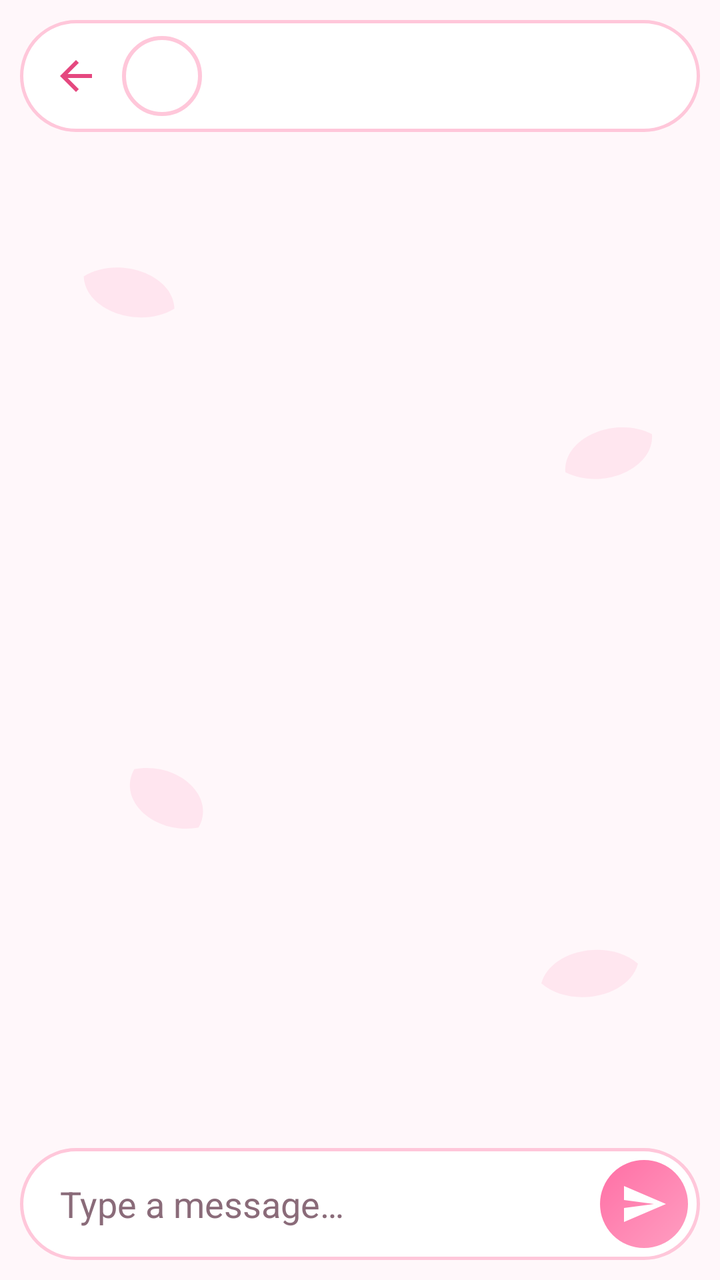
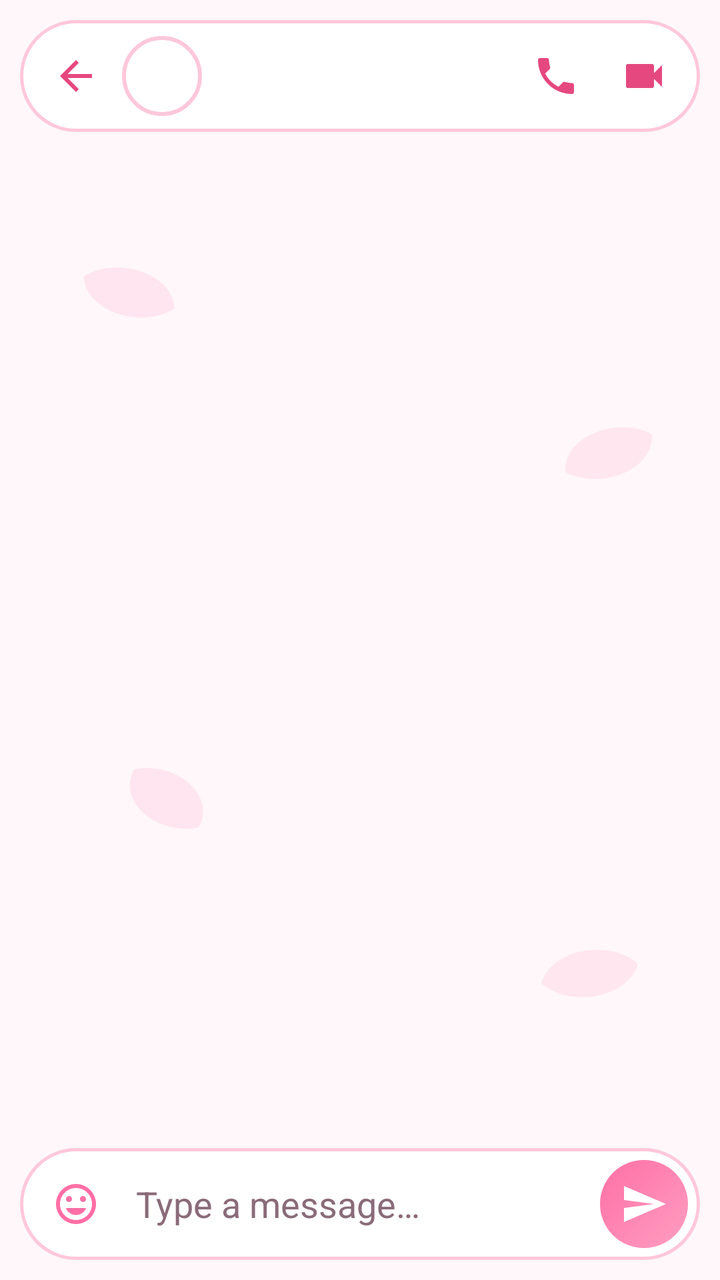

Two renders of the same Android screen: before a commit and after it. Below are the layout's source before the change and the commit's diff.
<!-- AndroidManifest.xml: application theme Theme.PulseChat -->
<!-- res/layout/activity_chat.xml -->
<?xml version="1.0" encoding="utf-8"?>
<LinearLayout xmlns:android="http://schemas.android.com/apk/res/android" xmlns:app="http://schemas.android.com/apk/res-auto"
    android:layout_width="match_parent" android:layout_height="match_parent"
    android:orientation="vertical">

    <LinearLayout android:layout_width="match_parent" android:layout_height="wrap_content"
        android:layout_margin="10dp" android:background="@drawable/bg_header_pill"
        android:gravity="center_vertical" android:orientation="horizontal" android:padding="6dp">
        <ImageButton android:id="@+id/btnBack" android:layout_width="44dp"
            android:layout_height="44dp" android:background="?attr/selectableItemBackgroundBorderless"
            android:contentDescription="Back" android:src="@drawable/ic_back"
            android:tint="@color/violet_dark" />
        <com.google.android.material.imageview.ShapeableImageView android:id="@+id/ivAvatar"
            android:layout_width="42dp" android:layout_height="42dp" app:shapeAppearanceOverlay="@style/CircleImage" app:strokeColor="@color/lavender_mid" app:strokeWidth="2dp" android:scaleType="centerCrop" android:padding="2dp" />
        <TextView android:id="@+id/tvName" android:layout_width="0dp"
            android:layout_height="wrap_content" android:layout_weight="1"
            android:layout_marginStart="12dp" android:textColor="@color/violet_dark"
            android:textSize="18sp" android:textStyle="bold" android:maxLines="1" />
    </LinearLayout>

    <TextView android:id="@+id/tvBanner" android:layout_width="match_parent"
        android:layout_height="wrap_content" android:background="@color/lavender_mid"
        android:gravity="center" android:padding="6dp" android:visibility="gone"
        android:text="You're offline. Messages will send when you reconnect."
        android:textColor="@color/text_primary" android:textSize="12sp" />

    <FrameLayout android:layout_width="match_parent" android:layout_height="0dp"
        android:layout_weight="1">
        <androidx.recyclerview.widget.RecyclerView android:id="@+id/rv"
            android:layout_width="match_parent" android:layout_height="match_parent"
            android:background="@drawable/bg_petals"
            android:clipToPadding="false" android:paddingVertical="8dp" />
        <ProgressBar android:id="@+id/progress" android:layout_width="wrap_content"
            android:layout_height="wrap_content" android:layout_gravity="center" />
        <TextView android:id="@+id/tvEmpty" android:layout_width="wrap_content"
            android:layout_height="wrap_content" android:layout_gravity="center"
            android:gravity="center" android:padding="32dp" android:visibility="gone"
            android:text="🌸\nNo messages yet\nSay hello!" android:textColor="@color/text_secondary"
            android:textSize="16sp" />
    </FrameLayout>

    <LinearLayout android:layout_width="match_parent" android:layout_height="wrap_content"
        android:layout_margin="10dp" android:background="@drawable/bg_header_pill"
        android:gravity="center_vertical" android:orientation="horizontal" android:padding="6dp">
        <EditText android:id="@+id/etMessage" android:layout_width="0dp"
            android:layout_height="wrap_content" android:layout_weight="1"
            android:background="@android:color/transparent" android:hint="Type a message…"
            android:inputType="textCapSentences|textMultiLine" android:maxLines="4"
            android:minHeight="44dp" android:paddingHorizontal="14dp"
            android:textColor="@color/text_primary" android:textColorHint="@color/text_secondary" />
        <ImageButton android:id="@+id/btnSend" android:layout_width="44dp"
            android:layout_height="44dp" android:layout_marginStart="6dp"
            android:background="@drawable/bg_avatar" android:contentDescription="Send"
            android:src="@drawable/ic_send" android:tint="@color/white" />
    </LinearLayout>
</LinearLayout>
<!-- resources referenced by this layout -->
<resources>
  <color name="lavender_mid">#FFC7DA</color>
  <color name="text_primary">#3A2430</color>
  <color name="text_secondary">#8A6B79</color>
  <color name="violet_dark">#E5487F</color>
  <color name="white">#FFFFFF</color>
  <!-- drawable bg_avatar (drawable) -->
  <shape xmlns:android="http://schemas.android.com/apk/res/android" android:shape="oval">
      <gradient android:angle="135" android:startColor="#FF9EC1" android:endColor="#FF6FA5" />
  </shape>
  <!-- drawable bg_header_pill (drawable) -->
  <shape xmlns:android="http://schemas.android.com/apk/res/android">
      <solid android:color="#FFFFFF" />
      <stroke android:width="1.5dp" android:color="@color/lavender_mid" />
      <corners android:radius="28dp" />
  </shape>
  <!-- drawable ic_back (drawable) -->
  <vector xmlns:android="http://schemas.android.com/apk/res/android"
      android:width="24dp" android:height="24dp" android:viewportWidth="24" android:viewportHeight="24">
      <path android:fillColor="#FFFFFFFF" android:pathData="M20,11H7.83l5.59,-5.59L12,4l-8,8 8,8 1.41,-1.41L7.83,13H20v-2z" />
  </vector>
  <!-- drawable ic_send (drawable) -->
  <vector xmlns:android="http://schemas.android.com/apk/res/android"
      android:width="24dp" android:height="24dp" android:viewportWidth="24" android:viewportHeight="24">
      <path android:fillColor="#FFFFFFFF" android:pathData="M2.01,21L23,12 2.01,3 2,10l15,2 -15,2z" />
  </vector>
  <style name="CircleImage">
          <item name="cornerFamily">rounded</item>
          <item name="cornerSize">50%</item>
      </style>
  <color name="violet">#FF6FA5</color>
  <color name="lavender">#FFE6EF</color>
  <color name="bg">#FFF7FA</color>
  <style name="Widget.Sakura.BottomNav" parent="Widget.Material3.BottomNavigationView">
          <item name="android:background">@color/white</item>
          <item name="itemIconTint">@color/nav_item</item>
          <item name="itemTextColor">@color/nav_item</item>
          <item name="itemActiveIndicatorStyle">@style/Sakura.NavIndicator</item>
          <item name="elevation">10dp</item>
      </style>
  <style name="Sakura.NavIndicator" parent="Widget.Material3.BottomNavigationView.ActiveIndicator">
          <item name="android:color">@color/lavender_mid</item>
      </style>
  <!-- unchanged entries left out for length: 2 -->
</resources>

<!-- the commit's change to res/layout/activity_chat.xml (unified diff, before → after) -->
@@ -16,6 +16,14 @@
             android:layout_height="wrap_content" android:layout_weight="1"
             android:layout_marginStart="12dp" android:textColor="@color/violet_dark"
             android:textSize="18sp" android:textStyle="bold" android:maxLines="1" />
+        <ImageButton android:id="@+id/btnCall" android:layout_width="44dp"
+            android:layout_height="44dp" android:background="?attr/selectableItemBackgroundBorderless"
+            android:contentDescription="Voice call" android:src="@drawable/ic_call"
+            android:tint="@color/violet_dark" />
+        <ImageButton android:id="@+id/btnVideo" android:layout_width="44dp"
+            android:layout_height="44dp" android:background="?attr/selectableItemBackgroundBorderless"
+            android:contentDescription="Video call" android:src="@drawable/ic_videocam"
+            android:tint="@color/violet_dark" />
     </LinearLayout>
 
     <TextView android:id="@+id/tvBanner" android:layout_width="match_parent"
@@ -35,22 +43,30 @@
         <TextView android:id="@+id/tvEmpty" android:layout_width="wrap_content"
             android:layout_height="wrap_content" android:layout_gravity="center"
             android:gravity="center" android:padding="32dp" android:visibility="gone"
-            android:text="🌸\nNo messages yet\nSay hello!" android:textColor="@color/text_secondary"
+            android:text="No messages yet\nSay hello! 👋" android:textColor="@color/text_secondary"
             android:textSize="16sp" />
     </FrameLayout>
 
     <LinearLayout android:layout_width="match_parent" android:layout_height="wrap_content"
         android:layout_margin="10dp" android:background="@drawable/bg_header_pill"
         android:gravity="center_vertical" android:orientation="horizontal" android:padding="6dp">
+        <ImageButton android:id="@+id/btnEmoji" android:layout_width="44dp"
+            android:layout_height="44dp" android:background="?attr/selectableItemBackgroundBorderless"
+            android:contentDescription="Emojis" android:src="@drawable/ic_emoji"
+            android:tint="@color/violet" />
         <EditText android:id="@+id/etMessage" android:layout_width="0dp"
             android:layout_height="wrap_content" android:layout_weight="1"
             android:background="@android:color/transparent" android:hint="Type a message…"
             android:inputType="textCapSentences|textMultiLine" android:maxLines="4"
-            android:minHeight="44dp" android:paddingHorizontal="14dp"
+            android:minHeight="44dp" android:paddingHorizontal="8dp"
             android:textColor="@color/text_primary" android:textColorHint="@color/text_secondary" />
         <ImageButton android:id="@+id/btnSend" android:layout_width="44dp"
             android:layout_height="44dp" android:layout_marginStart="6dp"
             android:background="@drawable/bg_avatar" android:contentDescription="Send"
             android:src="@drawable/ic_send" android:tint="@color/white" />
     </LinearLayout>
+
+    <GridView android:id="@+id/gridEmoji" android:layout_width="match_parent"
+        android:layout_height="220dp" android:background="@color/white"
+        android:numColumns="7" android:padding="8dp" android:visibility="gone" />
 </LinearLayout>
<!-- resource entries referenced after the edit -->
@@ -20,10 +20,25 @@
       android:width="24dp" android:height="24dp" android:viewportWidth="24" android:viewportHeight="24">
       <path android:fillColor="#FFFFFFFF" android:pathData="M20,11H7.83l5.59,-5.59L12,4l-8,8 8,8 1.41,-1.41L7.83,13H20v-2z" />
   </vector>
+  <!-- drawable ic_call (drawable) -->
+  <vector xmlns:android="http://schemas.android.com/apk/res/android"
+      android:width="24dp" android:height="24dp" android:viewportWidth="24" android:viewportHeight="24">
+      <path android:fillColor="#FFFFFFFF" android:pathData="M6.62,10.79c1.44,2.83 3.76,5.14 6.59,6.59l2.2,-2.2c0.27,-0.27 0.67,-0.36 1.02,-0.24 1.12,0.37 2.33,0.57 3.57,0.57 0.55,0 1,0.45 1,1V20c0,0.55 -0.45,1 -1,1 -9.39,0 -17,-7.61 -17,-17 0,-0.55 0.45,-1 1,-1h3.5c0.55,0 1,0.45 1,1 0,1.25 0.2,2.45 0.57,3.57 0.11,0.35 0.03,0.74 -0.25,1.02l-2.2,2.2z" />
+  </vector>
+  <!-- drawable ic_emoji (drawable) -->
+  <vector xmlns:android="http://schemas.android.com/apk/res/android"
+      android:width="24dp" android:height="24dp" android:viewportWidth="24" android:viewportHeight="24">
+      <path android:fillColor="#FFFFFFFF" android:pathData="M11.99,2C6.47,2 2,6.48 2,12s4.47,10 9.99,10C17.52,22 22,17.52 22,12S17.52,2 11.99,2zM12,20c-4.42,0 -8,-3.58 -8,-8s3.58,-8 8,-8 8,3.58 8,8 -3.58,8 -8,8zM15.5,11c0.83,0 1.5,-0.67 1.5,-1.5S16.33,8 15.5,8 14,8.67 14,9.5s0.67,1.5 1.5,1.5zM8.5,11c0.83,0 1.5,-0.67 1.5,-1.5S9.33,8 8.5,8 7,8.67 7,9.5 7.67,11 8.5,11zM12,17.5c2.33,0 4.31,-1.46 5.11,-3.5H6.89c0.8,2.04 2.78,3.5 5.11,3.5z" />
+  </vector>
   <!-- drawable ic_send (drawable) -->
   <vector xmlns:android="http://schemas.android.com/apk/res/android"
       android:width="24dp" android:height="24dp" android:viewportWidth="24" android:viewportHeight="24">
       <path android:fillColor="#FFFFFFFF" android:pathData="M2.01,21L23,12 2.01,3 2,10l15,2 -15,2z" />
+  </vector>
+  <!-- drawable ic_videocam (drawable) -->
+  <vector xmlns:android="http://schemas.android.com/apk/res/android"
+      android:width="24dp" android:height="24dp" android:viewportWidth="24" android:viewportHeight="24">
+      <path android:fillColor="#FFFFFFFF" android:pathData="M17,10.5V7c0,-0.55 -0.45,-1 -1,-1H4c-0.55,0 -1,0.45 -1,1v10c0,0.55 0.45,1 1,1h12c0.55,0 1,-0.45 1,-1v-3.5l4,4v-11l-4,4z" />
   </vector>
   <style name="CircleImage">
           <item name="cornerFamily">rounded</item>
